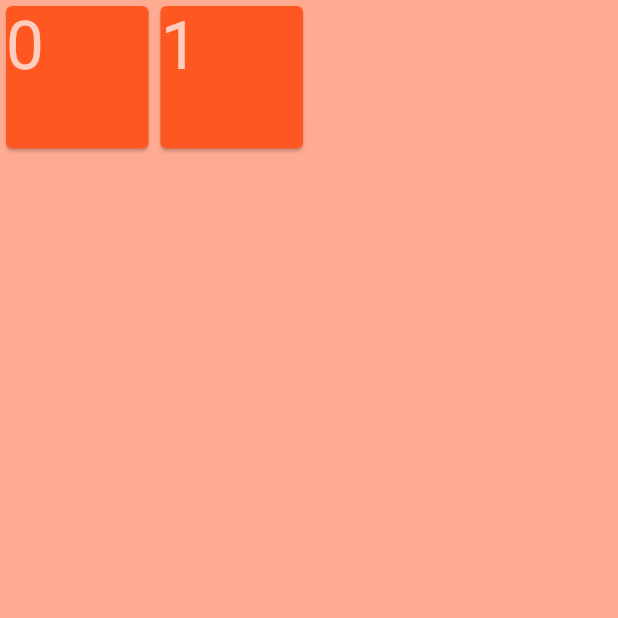
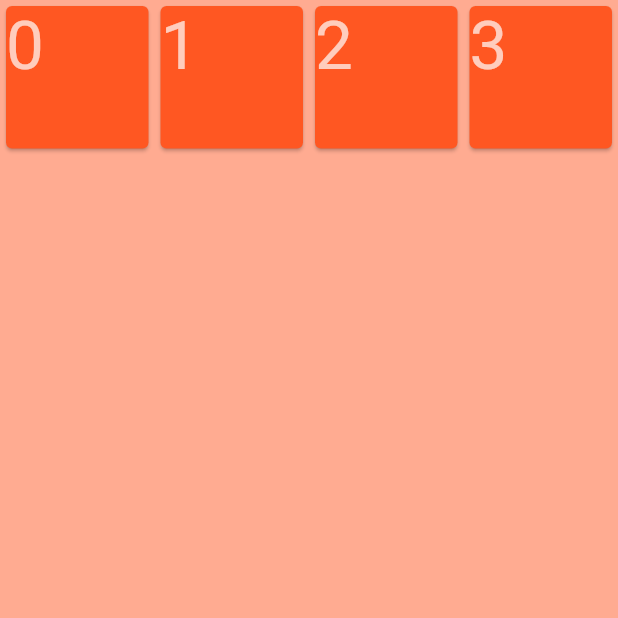
Before and after one commit to OliverCulleyDeLange/ctw_flutter, a Flutter app: the screen it shows after launch, on a phone screen of 412 x 824 dp, the top half of it. Run offline on Flutter 3.47's test engine with Material 2 defaults, Android fonts, the phone set to English and light mode, and no system bars; our stand-ins replace font_awesome_flutter.

Commit message:
Some new gesture challenges

```diff
--- a/lib/challenges.dart
+++ b/lib/challenges.dart
@@ -1,10 +1,14 @@
-import 'package:ctw_flutter/screens/challenges/gesture/button-double-tap.dart';
-import 'package:ctw_flutter/screens/challenges/gesture/button-simple.dart';
+import 'package:ctw_flutter/screens/challenges/gesture/double-tap.dart';
+import 'package:ctw_flutter/screens/challenges/gesture/drag-and-drop.dart';
+import 'package:ctw_flutter/screens/challenges/gesture/long-press.dart';
+import 'package:ctw_flutter/screens/challenges/gesture/single-tap.dart';
 import 'package:flutter/material.dart';
 
 var challenges = [
-  Challenge(SimpleButton()),
-  Challenge(Challenge1())
+  Challenge(SingleTap()),
+  Challenge(DoubleTap()),
+  Challenge(LongPress()),
+  Challenge(DragAndDrop()),
 ];
 
 class Challenge {
--- a/lib/main.dart
+++ b/lib/main.dart
@@ -9,7 +9,7 @@ class MyApp extends StatelessWidget {
   @override
   Widget build(BuildContext context) {
     return MaterialApp(
-      title: "Cheat to win", // Unhelpful - better name?
+      title: "Cheat to win",
       theme: getTheme(),
       onGenerateRoute: generateRoute,
       home: Scaffold(
--- a/lib/screens/challenges/gesture/button-double-tap.dart
+++ b/lib/screens/challenges/gesture/double-tap.dart
@@ -1,20 +1,19 @@
 import 'package:ctw_flutter/screens/challenges/base-challenge.dart';
 import 'package:flutter/material.dart';
 
-class Challenge1 extends StatelessWidget {
+class DoubleTap extends StatelessWidget {
   @override
   Widget build(BuildContext context) {
     return BaseChallenge(getChallengeWidget: (complete) {
       return GestureDetector(
         onTap: () {
-          print("Simple button challenge won");
           complete(context);
         },
         child: Row(
           mainAxisSize: MainAxisSize.min,
           children: <Widget>[
+            Icon(Icons.touch_app),
             Icon(Icons.looks_two),
-            Icon(Icons.touch_app),
           ],
         ),
       );
--- a/lib/screens/challenges/gesture/button-simple.dart
+++ b/lib/screens/challenges/gesture/single-tap.dart
@@ -1,19 +1,18 @@
 import 'package:ctw_flutter/screens/challenges/base-challenge.dart';
 import 'package:flutter/material.dart';
 
-class SimpleButton extends StatelessWidget {
+class SingleTap extends StatelessWidget {
   Widget build(BuildContext context) {
     return BaseChallenge(getChallengeWidget: (completed) {
       return GestureDetector(
         onTap: () {
-          print("Simple button challenge won");
           completed(context);
         },
         child: Row(
           mainAxisSize: MainAxisSize.min,
           children: <Widget>[
+            Icon(Icons.touch_app),
             Icon(Icons.looks_one),
-            Icon(Icons.touch_app),
           ],
         ),
       );
--- a/lib/screens/widgets/challenge-tile.dart
+++ b/lib/screens/widgets/challenge-tile.dart
@@ -33,7 +33,9 @@ class _ChallengeTileState extends State<ChallengeTile>
         onTap: () async {
           var won = await Navigator.pushNamed(context, "${widget.index}");
           print("Challenge result: $won");
-          _controller.forward();
+          if (won) {
+            _controller.forward();
+          }
         },
         child: AnimatedBuilder(
           animation: _colorTween,
--- a/lib/screens/widgets/success-popup.dart
+++ b/lib/screens/widgets/success-popup.dart
@@ -48,8 +48,6 @@ class Stars extends StatelessWidget {
           starIcon,
           starIcon,
           starIcon,
-          starIcon,
-          starIcon,
         ],
       ),
     );
--- a/lib/theme.dart
+++ b/lib/theme.dart
@@ -25,7 +25,7 @@ ThemeData getTheme() {
     cardColor: theme.shade900,
 //    dividerColor: Colors.black,
 //    indicatorColor: primary,
-    iconTheme: IconThemeData(color: Colors.white70),
+    iconTheme: IconThemeData(color: Colors.white70, size: 50),
 //      accentIconTheme: IconThemeData(color: Colors.purple),
 //    primaryIconTheme: IconThemeData(color: primary),
 //    appBarTheme: AppBarTheme(
--- a/pubspec.yaml
+++ b/pubspec.yaml
@@ -23,6 +23,7 @@ dependencies:
   # The following adds the Cupertino Icons font to your application.
   # Use with the CupertinoIcons class for iOS style icons.
   cupertino_icons: ^0.1.2
+  font_awesome_flutter: 8.4.0
 
 dev_dependencies:
   flutter_test:
```
Also changed, not shown: lib/screens/challenges/gesture/drag-and-drop.dart (added, +38 -0 lines), lib/screens/challenges/gesture/long-press.dart (added, +22 -0 lines), pubspec.lock, 1 other file.
